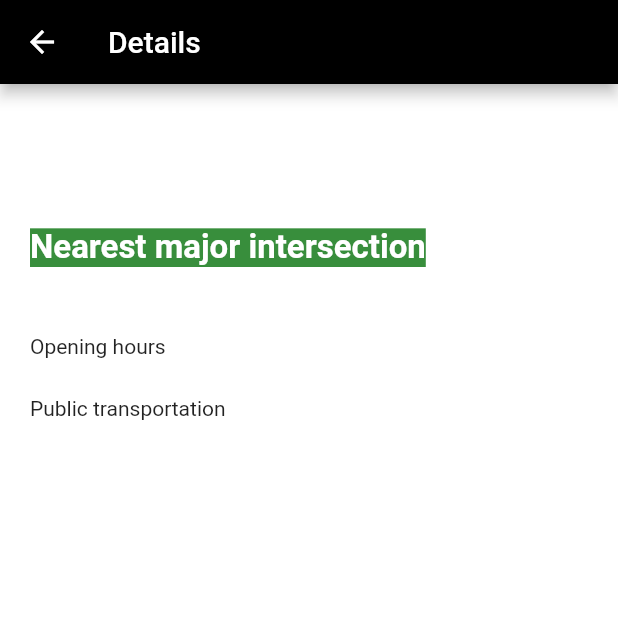
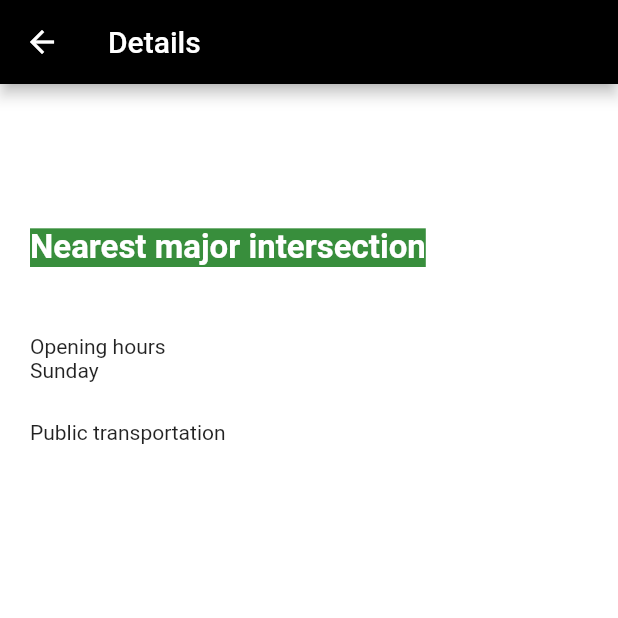
Before and after one commit to anhkhoido/nectar_searcher, a Flutter app: the DisplayEstablishment screen opened directly with empty values, on a phone screen of 412 x 824 dp, the top half of it. Run offline on Flutter 3.47's test engine with Material 2 defaults, Android fonts, the phone set to English and light mode, and no system bars.

Commit message:
Adding opening hours.

```diff
--- a/lib/view/display_establishment.dart
+++ b/lib/view/display_establishment.dart
@@ -44,6 +44,11 @@ class DisplayEstablishment extends StatelessWidget {
         Text(
           "Opening hours"
         ),
+        Row(
+          children: <Widget>[
+            Text("Sunday"),
+          ],
+        ),
         SizedBox(height: 25.0,),
         Text(
           "Public transportation"
```
